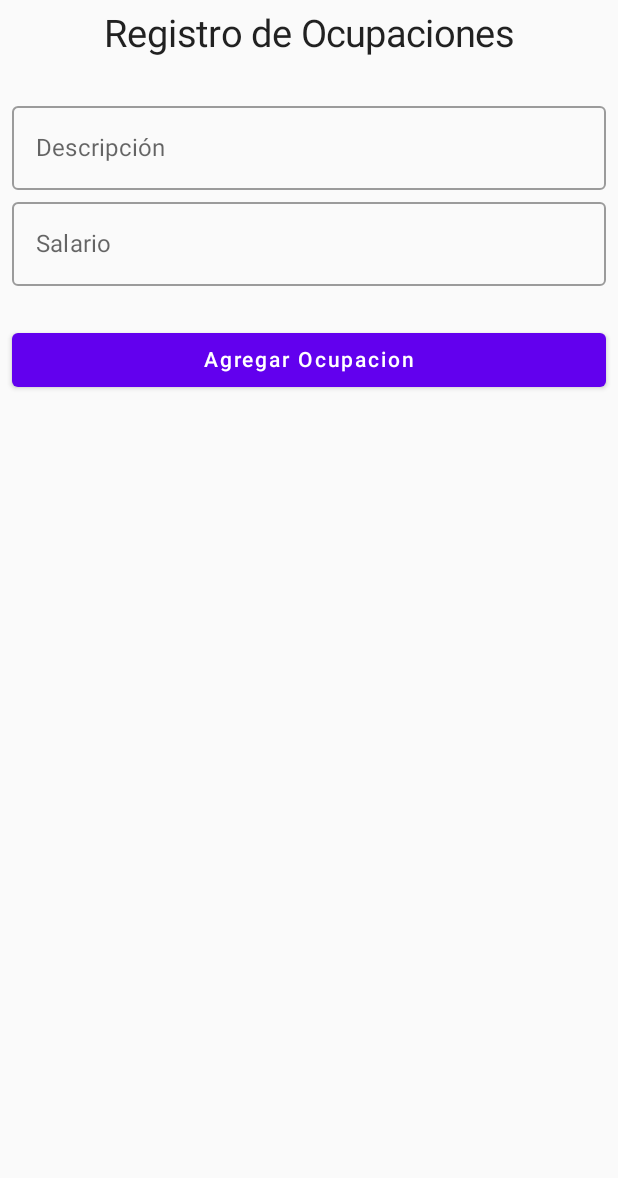
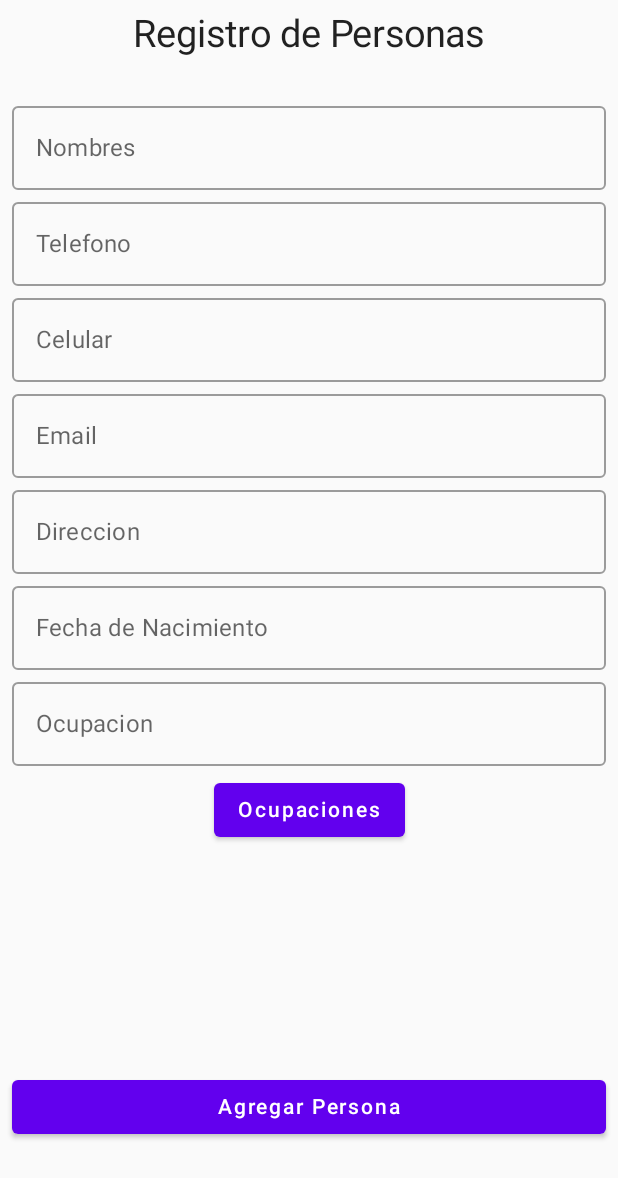
Before and after one commit to LRafael21/PrestamosKotlinAP2, an Android app built with Jetpack Compose: the screen it shows after launch (MainActivity), on a phone screen of 412 x 824 dp. Shown: the top 1178 px of the screen. Run offline under Robolectric (Android 15) with nearby library versions, the phone set to English and light mode, and no system bars; our stand-ins replace Room's generated code.

Commit message:
Registro De Personas

```diff
--- /dev/null
+++ b/app/src/main/java/ucne/edu/prestamospersonalesap2s/Entity/Personas.kt
@@ -0,0 +1,17 @@
+package ucne.edu.prestamospersonalesap2s.Entity
+
+import androidx.room.Entity
+import androidx.room.PrimaryKey
+
+@Entity(tableName = "Personas")
+data class Persona(
+    @PrimaryKey(autoGenerate = true)
+    val personaId: Int = 0,
+    val nombres: String,
+    val telefono: String,
+    val celular: String,
+    val email: String,
+    val direccion: String,
+    val fechaNacimiento: String,
+    val ocupacionId: Int = 0
+)
--- a/app/src/main/java/ucne/edu/prestamospersonalesap2s/MainActivity.kt
+++ b/app/src/main/java/ucne/edu/prestamospersonalesap2s/MainActivity.kt
@@ -10,22 +10,19 @@ import androidx.compose.ui.tooling.preview.Preview
 import ucne.edu.prestamospersonalesap2s.ui.theme.PrestamosPersonalesAP2STheme
 
 
-
-
 class MainActivity : ComponentActivity() {
 
     override fun onCreate(savedInstanceState: Bundle?) {
         super.onCreate(savedInstanceState)
-    //   val prestamosDb = PrestamosDb.getInstance(this.applicationContext)
+        //   val prestamosDb = PrestamosDb.getInstance(this.applicationContext)
 
         setContent {
             PrestamosPersonalesAP2STheme {
-                    RegistroScreenKT(context = applicationContext)
+                //RegistroScreenKT(context = applicationContext)
+                RegistroPersonasScreen(context = applicationContext)
             }
         }
     }
-
-
 
 
     @Composable
--- a/app/src/main/java/ucne/edu/prestamospersonalesap2s/RegistroPersonasScreen.kt
+++ b/app/src/main/java/ucne/edu/prestamospersonalesap2s/RegistroPersonasScreen.kt
@@ -1,4 +1,154 @@
 package ucne.edu.prestamospersonalesap2s
 
-class RegistroPersonasScreen {
+import android.content.Context
+import android.widget.Toast
+import androidx.compose.foundation.layout.*
+import androidx.compose.foundation.text.KeyboardOptions
+import androidx.compose.material.Button
+import androidx.compose.material.OutlinedTextField
+import androidx.compose.material.Text
+import androidx.compose.runtime.*
+import androidx.compose.ui.Alignment
+import androidx.compose.ui.Modifier
+import androidx.compose.ui.text.input.KeyboardType
+import androidx.compose.ui.unit.dp
+import androidx.compose.ui.unit.sp
+import kotlinx.coroutines.launch
+import ucne.edu.prestamospersonalesap2s.Entity.Ocupacion
+import ucne.edu.prestamospersonalesap2s.Entity.Persona
+import ucne.edu.prestamospersonalesap2s.data.PrestamosDb
+
+@Composable
+fun RegistroPersonasScreen(context: Context) {
+
+    val prestamosDb = PrestamosDb.getInstance(context)
+
+    var nombres by remember { mutableStateOf("") }
+    var telefono by remember { mutableStateOf("") }
+    var celular by remember { mutableStateOf("") }
+    var email by remember { mutableStateOf("") }
+    var direccion by remember { mutableStateOf("") }
+    var fechaNacimiento by remember { mutableStateOf("") }
+    var ocupacionId by remember { mutableStateOf("") }
+    // A surface container using the 'background' color from the theme
+    Column(
+        modifier = Modifier
+            .fillMaxSize()
+            .padding(8.dp),
+        horizontalAlignment = Alignment.CenterHorizontally
+
+    ) {
+
+        val scope = rememberCoroutineScope()
+
+        Text(
+            //Text Label
+            text = "Registro de Personas",
+            fontSize = 25.sp,
+        )
+        Spacer(modifier = Modifier.height(25.dp)) //Spacer between Text and Descripción
+
+        OutlinedTextField(                  //TextField Descripción
+            modifier = Modifier.fillMaxWidth(),
+            label = { Text(text = "Nombres") },
+            value = nombres,
+            onValueChange = { nombres = it }
+        )
+
+        OutlinedTextField(
+            modifier = Modifier.fillMaxWidth(), //TextField Salario
+            label = { Text(text = "Telefono") },
+            value = telefono,
+            onValueChange = { telefono = it },
+            keyboardOptions = KeyboardOptions(keyboardType = KeyboardType.Number)
+
+        )
+
+        OutlinedTextField(
+            modifier = Modifier.fillMaxWidth(), //TextField Salario
+            label = { Text(text = "Celular") },
+            value = celular,
+            onValueChange = { celular = it },
+            keyboardOptions = KeyboardOptions(keyboardType = KeyboardType.Number)
+
+        )
+
+        OutlinedTextField(
+            modifier = Modifier.fillMaxWidth(), //TextField Salario
+            label = { Text(text = "Email") },
+            value = email,
+            onValueChange = { email = it },
+
+        )
+
+        OutlinedTextField(
+            modifier = Modifier.fillMaxWidth(), //TextField Salario
+            label = { Text(text = "Direccion") },
+            value = direccion,
+            onValueChange = { direccion = it },
+
+        )
+
+        OutlinedTextField(
+            modifier = Modifier.fillMaxWidth(), //TextField Salario
+            label = { Text(text = "Fecha de Nacimiento") },
+            value = fechaNacimiento,
+            onValueChange = { fechaNacimiento = it },
+            keyboardOptions = KeyboardOptions(keyboardType = KeyboardType.Number)
+
+        )
+
+            OutlinedTextField( //TextField Salario
+                modifier = Modifier.fillMaxWidth(),
+                label = { Text(text = "Ocupacion") },
+                value = ocupacionId,
+                onValueChange = { ocupacionId = it },
+            )
+        Spacer(modifier = Modifier.height(5.dp)) //Spacer between Text and Descripción
+
+            Button(
+                onClick = { /*TODO*/ },
+            ) {
+                Text(text = "Ocupaciones")
+
+            }
+
+
+        Spacer(modifier = Modifier.height(150.dp)) //Spacer between Text and Descripción
+
+        Button(
+            modifier = Modifier.fillMaxWidth(),
+
+            onClick = {
+                if (nombres.isNullOrEmpty()) {
+
+                   println("Vacio")
+                }
+                else {
+
+                    scope.launch {
+                        prestamosDb.DaoPersonas.insert(
+                            Persona(
+                                nombres = nombres,
+                                telefono = telefono,
+                                celular = celular,
+                                email = email,
+                                direccion = direccion,
+                                fechaNacimiento = fechaNacimiento
+                            )
+
+                        )
+                    }
+                }
+
+            }
+
+        ) {
+
+            Text(text = "Agregar Persona")
+
+        }
+
+
+    }
 }
--- a/app/src/main/java/ucne/edu/prestamospersonalesap2s/dao/DaoOcupaciones.kt
+++ b/app/src/main/java/ucne/edu/prestamospersonalesap2s/dao/DaoOcupaciones.kt
@@ -27,5 +27,5 @@ interface DaoOcupaciones  {
 
 
     @Query("SELECT * FROM Ocupaciones WHERE Id = :id")
-    suspend fun getOcupacionesById(id:Int): Ocupacion?
+    suspend fun getOcupacionesById(id:Int): Ocupacion
 }
--- /dev/null
+++ b/app/src/main/java/ucne/edu/prestamospersonalesap2s/dao/DaoPersonas.kt
@@ -0,0 +1,31 @@
+package ucne.edu.prestamospersonalesap2s.dao
+
+import androidx.room.*
+import kotlinx.coroutines.flow.Flow
+import ucne.edu.prestamospersonalesap2s.Entity.Persona
+
+@Dao
+interface DaoPersonas  {
+
+
+    @Insert(onConflict = OnConflictStrategy.REPLACE)
+    suspend fun insert(persona: Persona)
+
+    @Update(onConflict = OnConflictStrategy.REPLACE)
+    suspend fun modificar (persona: Persona)
+
+
+    @Delete
+    suspend fun delete(persona: Persona)
+
+
+   /* @Query("SELECT * FROM Personas")
+    suspend fun getPersonas(): List<Persona>*/
+
+    /*@Query("SELECT * FROM Personas")
+    fun getPersonas(): Flow<List<Persona>>*/
+
+
+   /* @Query("SELECT * FROM Personas WHERE personaId = :personaId")
+    suspend fun getPersonasById(personaId:Int): Persona*/
+}
--- a/app/src/main/java/ucne/edu/prestamospersonalesap2s/data/DataState.kt
+++ /dev/null
@@ -1,9 +0,0 @@
-package ucne.edu.prestamospersonalesap2s.data
-
-import java.lang.Exception
-
-sealed class DataState<out R>{
-    data class Success<out T>(val data : T) : DataState<T>()
-    data class Error(val exception: Exception) :DataState<Nothing>()
-    object Loading : DataState<Nothing>()
-}
--- a/app/src/main/java/ucne/edu/prestamospersonalesap2s/data/PrestamosDb.kt
+++ b/app/src/main/java/ucne/edu/prestamospersonalesap2s/data/PrestamosDb.kt
@@ -6,19 +6,24 @@ import androidx.room.Database
 import androidx.room.Room
 import androidx.room.RoomDatabase
 import ucne.edu.prestamospersonalesap2s.Entity.Ocupacion
+import ucne.edu.prestamospersonalesap2s.Entity.Persona
 import ucne.edu.prestamospersonalesap2s.dao.DaoOcupaciones
+import ucne.edu.prestamospersonalesap2s.dao.DaoPersonas
 
 class PrestamosDb {
 
     @Database(
-        entities = [Ocupacion::class],
-        version = 2,
+        entities = [Ocupacion::class, Persona::class],
+        version = 3,
         exportSchema = false
     )
 
     abstract class PrestamoDb : RoomDatabase() {
         abstract val DaoOcupaciones: DaoOcupaciones
+        abstract val DaoPersonas: DaoPersonas
     }
+
+
 
     companion object {
 
--- a/app/src/main/java/ucne/edu/prestamospersonalesap2s/data/Repository.kt
+++ b/app/src/main/java/ucne/edu/prestamospersonalesap2s/data/Repository.kt
@@ -4,4 +4,5 @@ import android.content.Context
 
 class Repository(var context: Context) {
     fun getOcupacionesDao() = PrestamosDb.getInstance(context).DaoOcupaciones
+    fun getPersonasDao() = PrestamosDb.getInstance(context).DaoOcupaciones
 }
```
